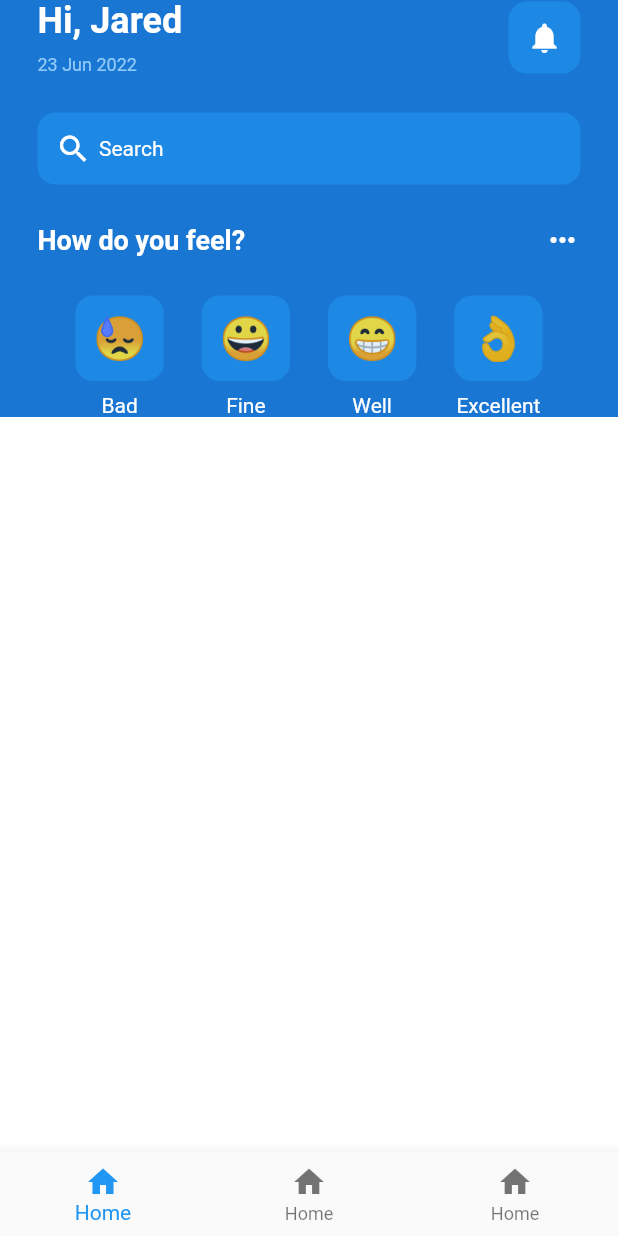
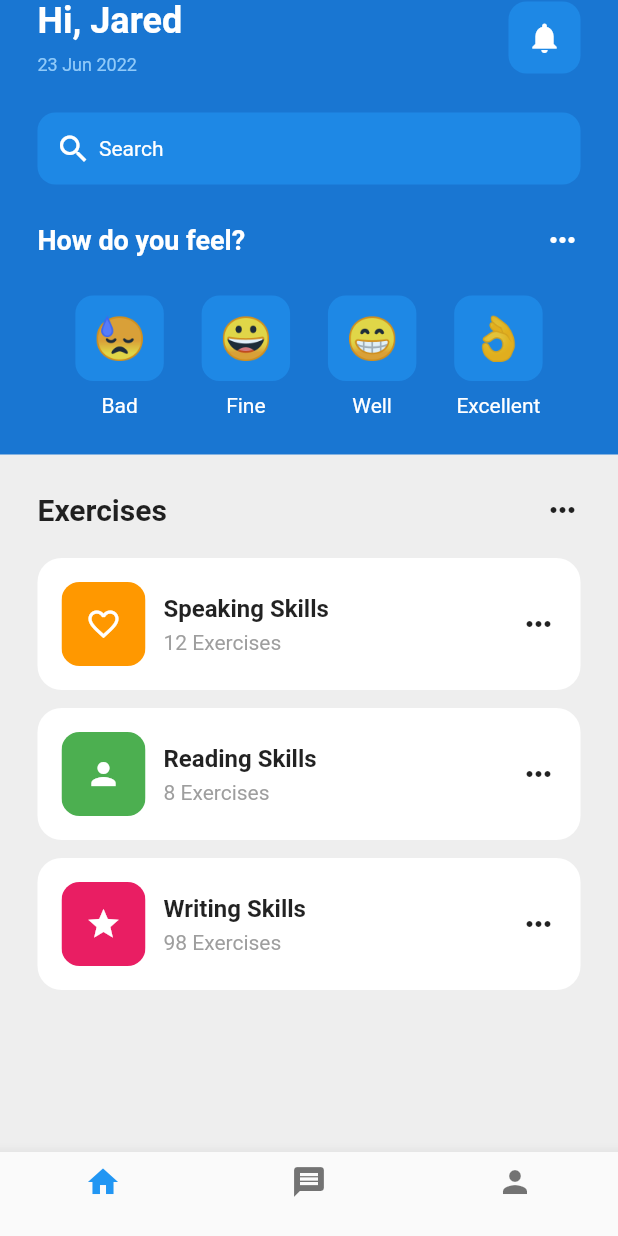
Before and after one commit to himashatw/mHealth, a Flutter app: the screen it shows after launch, on a phone screen of 412 x 824 dp. Run offline on Flutter 3.47's test engine with Material 2 defaults, Android fonts, the light colour scheme and no system bars.

Commit message:
home page done

```diff
--- a/lib/pages/home_page.dart
+++ b/lib/pages/home_page.dart
@@ -1,5 +1,6 @@
 import 'package:flutter/material.dart';
 import 'package:mhealth/components/emoticon_face.dart';
+import 'package:mhealth/components/exercise_tile.dart';
 
 class HomePage extends StatefulWidget {
   const HomePage({Key? key}) : super(key: key);
@@ -15,9 +16,9 @@ class _HomePageState extends State<HomePage> {
         backgroundColor: Colors.blue[700],
         bottomNavigationBar: BottomNavigationBar(
           items: [
-            BottomNavigationBarItem(icon: Icon(Icons.home), label: "Home"),
-            BottomNavigationBarItem(icon: Icon(Icons.home), label: "Home"),
-            BottomNavigationBarItem(icon: Icon(Icons.home), label: "Home"),
+            BottomNavigationBarItem(icon: Icon(Icons.home), label: ""),
+            BottomNavigationBarItem(icon: Icon(Icons.message), label: ""),
+            BottomNavigationBarItem(icon: Icon(Icons.person), label: ""),
           ],
         ),
         body: SafeArea(
@@ -191,19 +192,70 @@ class _HomePageState extends State<HomePage> {
                             ),
                           ],
                         ),
-
-                        // BAD
-                        // EXCELLENT
                       ],
                     ),
                   ],
                 ),
               ),
+              SizedBox(
+                height: 25,
+              ),
               Expanded(
                 child: Container(
-                  color: Colors.white,
+                  padding: EdgeInsets.all(25.0),
+                  color: Colors.grey[200],
+                  child: Center(
+                    child: Column(
+                      children: [
+                        // Exercise Heading
+                        Row(
+                          mainAxisAlignment: MainAxisAlignment.spaceBetween,
+                          children: [
+                            Text(
+                              "Exercises",
+                              style: TextStyle(
+                                fontWeight: FontWeight.bold,
+                                fontSize: 20,
+                              ),
+                            ),
+                            Icon(Icons.more_horiz),
+                          ],
+                        ),
+
+                        SizedBox(
+                          height: 20,
+                        ),
+
+                        // LIST VIEW OF EXERCISES
+                        Expanded(
+                          child: ListView(
+                            children: [
+                              ExerciseTile(
+                                icon: Icons.favorite_outline,
+                                exerciseName: "Speaking Skills ",
+                                numberOfExercise: 12,
+                                color: Colors.orange,
+                              ),
+                              ExerciseTile(
+                                icon: Icons.person,
+                                exerciseName: "Reading Skills ",
+                                numberOfExercise: 8,
+                                color: Colors.green,
+                              ),
+                              ExerciseTile(
+                                icon: Icons.star,
+                                exerciseName: "Writing Skills ",
+                                numberOfExercise: 98,
+                                color: Colors.pink,
+                              ),
+                            ],
+                          ),
+                        )
+                      ],
+                    ),
+                  ),
                 ),
-              )
+              ),
             ],
           ),
         ));
```
